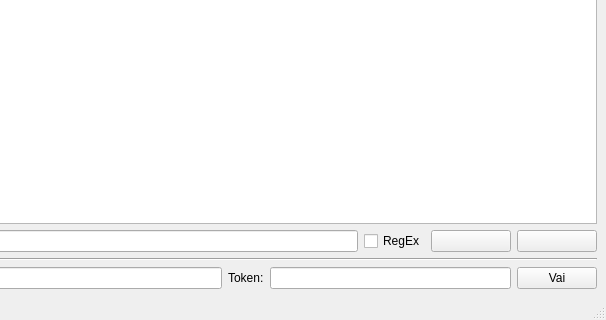
Old version of the form forms/textviewer.ui in the repository zorbaproject/Bran; both pictures show x 194 to 800 and y 280 to 600 of the 800 by 600 pixel window.
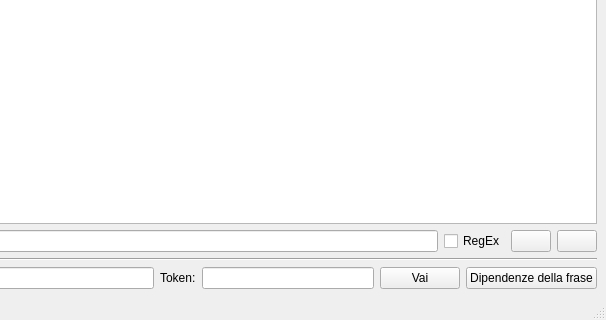
New version of the form. Icons and pictures are not drawn.

Commit message: Apro albero frase da text viewer

```diff
--- a/forms/textviewer.ui
+++ b/forms/textviewer.ui
@@ -60,7 +60,7 @@
         <item>
          <widget class="QPushButton" name="findprev">
           <property name="text">
-           <string> </string>
+           <string/>
           </property>
           <property name="icon">
            <iconset resource="../resources.qrc">
@@ -71,7 +71,7 @@
         <item>
          <widget class="QPushButton" name="findnext">
           <property name="text">
-           <string> </string>
+           <string/>
           </property>
           <property name="icon">
            <iconset resource="../resources.qrc">
@@ -128,6 +128,17 @@
           </property>
          </widget>
         </item>
+        <item>
+         <widget class="QPushButton" name="visualizzaalbero">
+          <property name="text">
+           <string>Dipendenze della frase</string>
+          </property>
+          <property name="icon">
+           <iconset resource="../resources.qrc">
+            <normaloff>:/icons/icons/code-class.png</normaloff>:/icons/icons/code-class.png</iconset>
+          </property>
+         </widget>
+        </item>
        </layout>
       </item>
      </layout>
```
Left out of the diff: 2 changed lines with no effect on the pictures. The commit also changes 3 other files.
